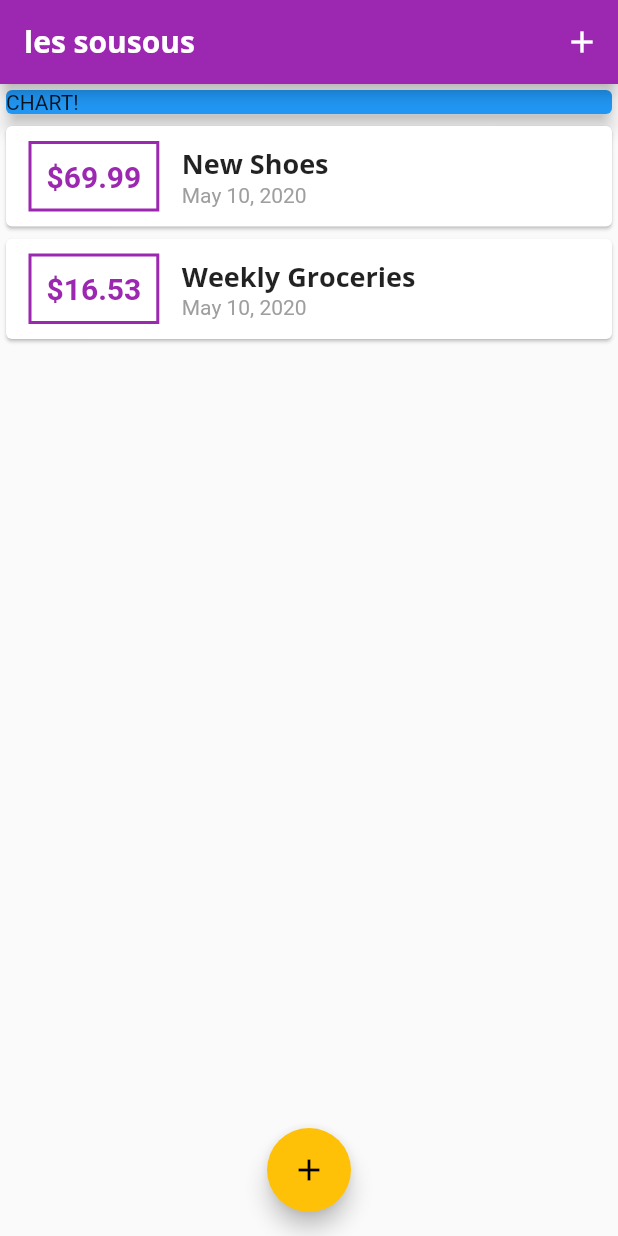
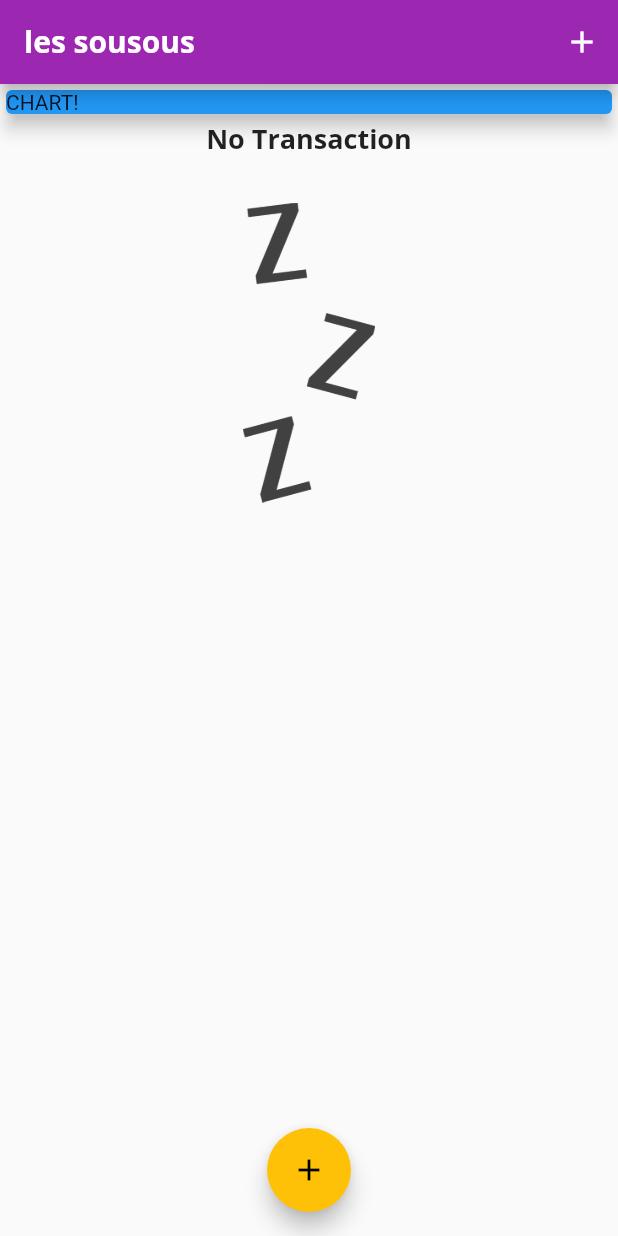
Before and after one commit to AlexStotch/expensesFlutter, a Flutter app: the screen it shows after launch, on a phone screen of 412 x 824 dp. Run offline on Flutter 3.47's test engine with Material 2 defaults, Android fonts, the phone set to English and light mode, and no system bars.

```diff
--- a/expenses_app/lib/main.dart
+++ b/expenses_app/lib/main.dart
@@ -38,20 +38,7 @@ class MyHomePage extends StatefulWidget {
 }
 
 class _MyHomePageState extends State<MyHomePage> {
-  final List<Transaction> _userTransactions = [
-    Transaction(
-      id: 't1',
-      title: 'New Shoes',
-      amount: 69.99,
-      date: DateTime.now(),
-    ),
-    Transaction(
-      id: 't2',
-      title: 'Weekly Groceries',
-      amount: 16.53,
-      date: DateTime.now(),
-    ),
-  ];
+  final List<Transaction> _userTransactions = [];
 
   void _addNewTransaction(String txTitle, double txAmount) {
     final newTx = Transaction(
--- /dev/null
+++ b/expenses_app/lib/widgets/chart.dart
@@ -0,0 +1,11 @@
+import 'package:flutter/material.dart';
+
+class Chart extends StatelessWidget {
+  @override
+  Widget build(BuildContext context) {
+    return Card(
+      elevation: 6,
+      margin: EdgeInsets.all(20),
+    );
+  }
+}
--- a/expenses_app/lib/widgets/transaction_list.dart
+++ b/expenses_app/lib/widgets/transaction_list.dart
@@ -13,7 +13,23 @@ class TransactionList extends StatelessWidget {
     print(transactions);
     return Container(
       height: 300,
-      child: ListView.builder(
+      child: transactions.isEmpty
+          ? Column(
+              children: <Widget>[
+                Text(
+                  'No Transaction',
+                  style: Theme.of(context).textTheme.title,
+                ),
+                SizedBox(height: 30,),
+                Container(
+                  height: 200,
+                    child: Image.asset(
+                  'assets/images/waiting.png',
+                  fit: BoxFit.cover,
+                ))
+              ],
+            )
+          : ListView.builder(
               itemBuilder: (ctx, index) {
                 return Card(
                   child: Row(
@@ -42,10 +58,8 @@ class TransactionList extends StatelessWidget {
                       Column(
                         crossAxisAlignment: CrossAxisAlignment.start,
                         children: <Widget>[
-                    Text(
-                      transactions[index].title,
-                      style: Theme.of(context).textTheme.title
-                    ),
+                          Text(transactions[index].title,
+                              style: Theme.of(context).textTheme.title),
                           Text(
                             DateFormat.yMMMd().format(transactions[index].date),
                             style: TextStyle(
--- a/expenses_app/pubspec.yaml
+++ b/expenses_app/pubspec.yaml
@@ -47,8 +47,8 @@ flutter:
   uses-material-design: true
 
   # To add assets to your application, add an assets section, like this:
-  # assets:
-  #   - images/a_dot_burr.jpeg
+  assets:
+    - assets/images/waiting.png
   #   - images/a_dot_ham.jpeg
 
   # An image asset can refer to one or more resolution-specific "variants", see
```
Also changed, not shown: expenses_app/assets/images/waiting.png (added). Lines whose indentation alone changed are shown as unchanged.
